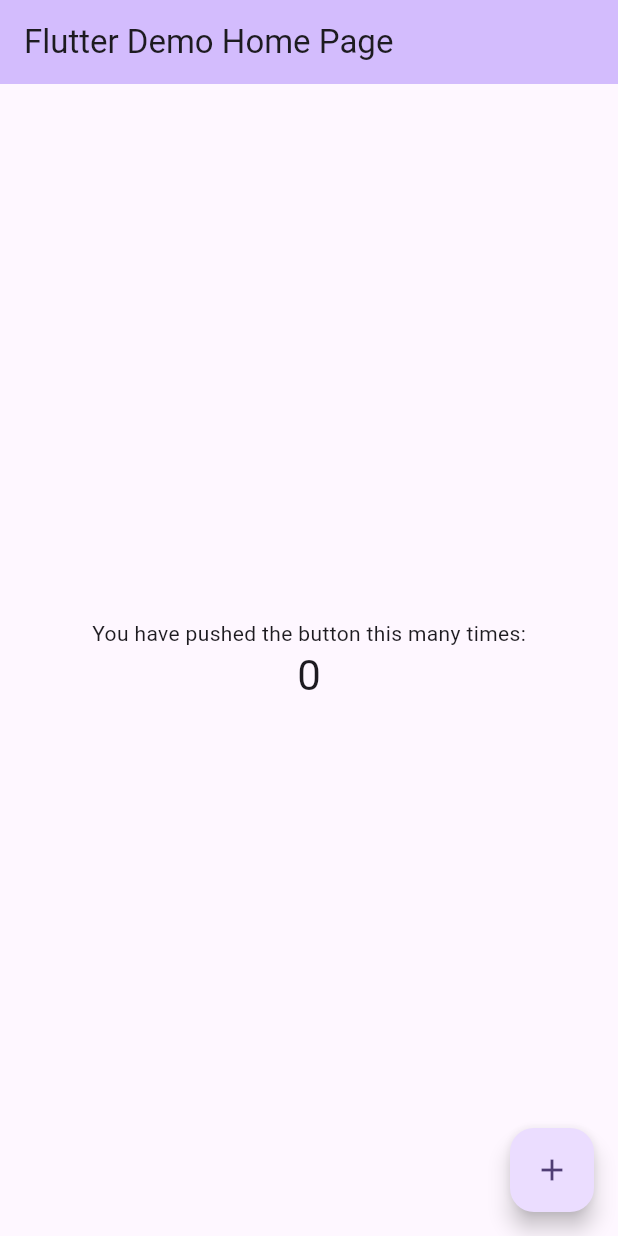
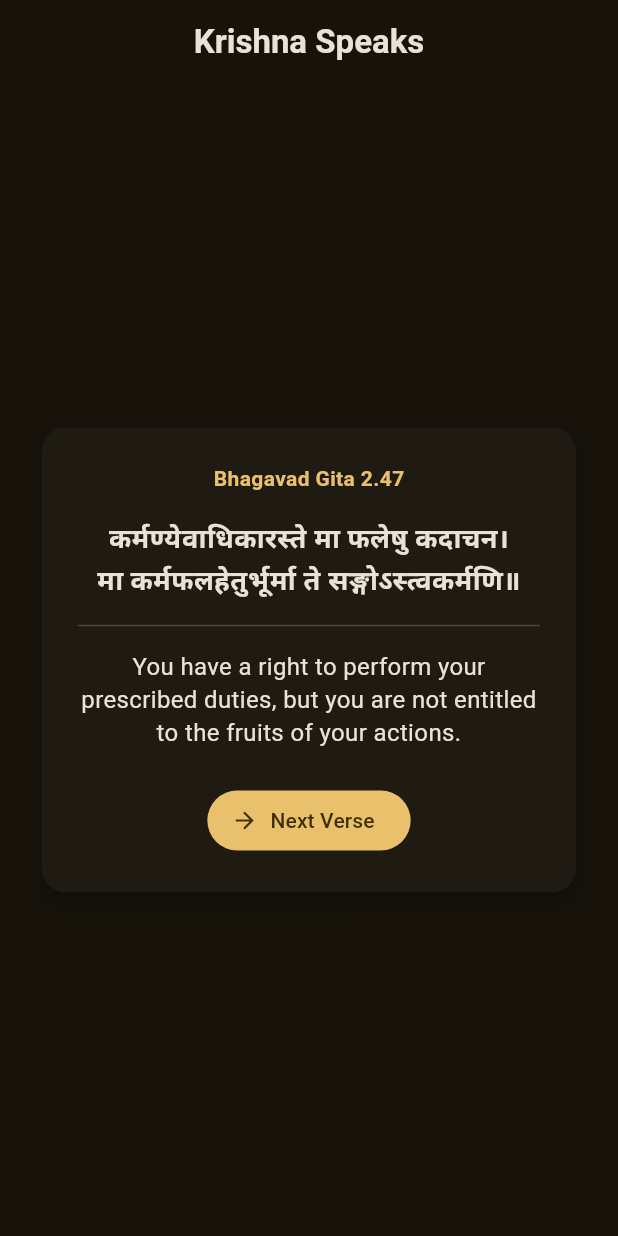
Before and after one commit to galacticlens9-cyber/Krishna-speaks, a Flutter app: the screen it shows after launch, on a phone screen of 412 x 824 dp. Run offline on Flutter 3.47's test engine with Material 3 defaults, Android fonts, the phone set to English and light mode, and no system bars.

Commit message:
Add Krishna Speaks verse reader UI

```diff
--- a/lib/main.dart
+++ b/lib/main.dart
@@ -1,121 +1,119 @@
 import 'package:flutter/material.dart';
 
 void main() {
-  runApp(const MyApp());
+  runApp(const KrishnaSpeaksApp());
 }
 
-class MyApp extends StatelessWidget {
-  const MyApp({super.key});
+class KrishnaSpeaksApp extends StatelessWidget {
+  const KrishnaSpeaksApp({super.key});
 
-  // This widget is the root of your application.
   @override
   Widget build(BuildContext context) {
     return MaterialApp(
-      title: 'Flutter Demo',
+      title: 'Krishna Speaks',
+      debugShowCheckedModeBanner: false,
       theme: ThemeData(
-        // This is the theme of your application.
-        //
-        // TRY THIS: Try running your application with "flutter run". You'll see
-        // the application has a purple toolbar. Then, without quitting the app,
-        // try changing the seedColor in the colorScheme below to Colors.green
-        // and then invoke "hot reload" (save your changes or press the "hot
-        // reload" button in a Flutter-supported IDE, or press "r" if you used
-        // the command line to start the app).
-        //
-        // Notice that the counter didn't reset back to zero; the application
-        // state is not lost during the reload. To reset the state, use hot
-        // restart instead.
-        //
-        // This works for code too, not just values: Most code changes can be
-        // tested with just a hot reload.
-        colorScheme: .fromSeed(seedColor: Colors.deepPurple),
+        colorSchemeSeed: Colors.amber,
+        brightness: Brightness.dark,
+        useMaterial3: true,
       ),
-      home: const MyHomePage(title: 'Flutter Demo Home Page'),
+      home: const HomeScreen(),
     );
   }
 }
 
-class MyHomePage extends StatefulWidget {
-  const MyHomePage({super.key, required this.title});
-
-  // This widget is the home page of your application. It is stateful, meaning
-  // that it has a State object (defined below) that contains fields that affect
-  // how it looks.
-
-  // This class is the configuration for the state. It holds the values (in this
-  // case the title) provided by the parent (in this case the App widget) and
-  // used by the build method of the State. Fields in a Widget subclass are
-  // always marked "final".
-
-  final String title;
+class HomeScreen extends StatefulWidget {
+  const HomeScreen({super.key});
 
   @override
-  State<MyHomePage> createState() => _MyHomePageState();
+  State<HomeScreen> createState() => _HomeScreenState();
 }
 
-class _MyHomePageState extends State<MyHomePage> {
-  int _counter = 0;
+class _HomeScreenState extends State<HomeScreen> {
+  final List<Map<String, String>> quotes = const [
+    {
+      'sanskrit': 'कर्मण्येवाधिकारस्ते मा फलेषु कदाचन।\nमा कर्मफलहेतुर्भूर्मा ते सङ्गोऽस्त्वकर्मणि॥',
+      'translation': 'You have a right to perform your prescribed duties, but you are not entitled to the fruits of your actions.',
+      'chapter': 'Bhagavad Gita 2.47'
+    },
+    {
+      'sanskrit': 'यदा यदा हि धर्मस्य ग्लानिर्भवति भारत।\nअभ्युत्थानमधर्मस्य तदात्मानं सृजाम्यहम्॥',
+      'translation': 'Whenever there is a decline in righteousness and an increase in unrighteousness, at that time I manifest Myself on earth.',
+      'chapter': 'Bhagavad Gita 4.7'
+    },
+    {
+      'sanskrit': 'योगस्थः कुरु कर्माणि सङ्गं त्यक्त्वा धनञ्जय।\nसिद्ध्यसिद्ध्योः समो भूत्वा समत्वं योग उच्यते॥',
+      'translation': 'Perform your duty equipoised, abandoning all attachment to success or failure. Such equanimity is called Yoga.',
+      'chapter': 'Bhagavad Gita 2.48'
+    },
+  ];
 
-  void _incrementCounter() {
+  int currentIndex = 0;
+
+  void nextQuote() {
     setState(() {
-      // This call to setState tells the Flutter framework that something has
-      // changed in this State, which causes it to rerun the build method below
-      // so that the display can reflect the updated values. If we changed
-      // _counter without calling setState(), then the build method would not be
-      // called again, and so nothing would appear to happen.
-      _counter++;
+      currentIndex = (currentIndex + 1) % quotes.length;
     });
   }
 
   @override
   Widget build(BuildContext context) {
-    // This method is rerun every time setState is called, for instance as done
-    // by the _incrementCounter method above.
-    //
-    // The Flutter framework has been optimized to make rerunning build methods
-    // fast, so that you can just rebuild anything that needs updating rather
-    // than having to individually change instances of widgets.
+    final quote = quotes[currentIndex];
+
     return Scaffold(
       appBar: AppBar(
-        // TRY THIS: Try changing the color here to a specific color (to
-        // Colors.amber, perhaps?) and trigger a hot reload to see the AppBar
-        // change color while the other colors stay the same.
-        backgroundColor: Theme.of(context).colorScheme.inversePrimary,
-        // Here we take the value from the MyHomePage object that was created by
-        // the App.build method, and use it to set our appbar title.
-        title: Text(widget.title),
+        title: const Text('Krishna Speaks', style: TextStyle(fontWeight: FontWeight.bold)),
+        centerTitle: true,
       ),
       body: Center(
-        // Center is a layout widget. It takes a single child and positions it
-        // in the middle of the parent.
-        child: Column(
-          // Column is also a layout widget. It takes a list of children and
-          // arranges them vertically. By default, it sizes itself to fit its
-          // children horizontally, and tries to be as tall as its parent.
-          //
-          // Column has various properties to control how it sizes itself and
-          // how it positions its children. Here we use mainAxisAlignment to
-          // center the children vertically; the main axis here is the vertical
-          // axis because Columns are vertical (the cross axis would be
-          // horizontal).
-          //
-          // TRY THIS: Invoke "debug painting" (choose the "Toggle Debug Paint"
-          // action in the IDE, or press "p" in the console), to see the
-          // wireframe for each widget.
-          mainAxisAlignment: .center,
-          children: [
-            const Text('You have pushed the button this many times:'),
-            Text(
-              '$_counter',
-              style: Theme.of(context).textTheme.headlineMedium,
+        child: Padding(
+          padding: const EdgeInsets.all(24.0),
+          child: ConstrainedBox(
+            constraints: const BoxConstraints(maxWidth: 600),
+            child: Card(
+              elevation: 4,
+              shape: RoundedRectangleBorder(borderRadius: BorderRadius.circular(16)),
+              child: Padding(
+                padding: const EdgeInsets.all(24.0),
+                child: Column(
+                  mainAxisSize: MainAxisSize.min,
+                  children: [
+                    Text(
+                      quote['chapter']!,
+                      style: TextStyle(
+                        fontSize: 14,
+                        fontWeight: FontWeight.w600,
+                        color: Theme.of(context).colorScheme.primary,
+                      ),
+                    ),
+                    const SizedBox(height: 16),
+                    Text(
+                      quote['sanskrit']!,
+                      textAlign: TextAlign.center,
+                      style: const TextStyle(
+                        fontSize: 18,
+                        fontWeight: FontWeight.bold,
+                        height: 1.5,
+                      ),
+                    ),
+                    const Divider(height: 32),
+                    Text(
+                      quote['translation']!,
+                      textAlign: TextAlign.center,
+                      style: const TextStyle(fontSize: 16, height: 1.4),
+                    ),
+                    const SizedBox(height: 24),
+                    FilledButton.icon(
+                      onPressed: nextQuote,
+                      icon: const Icon(Icons.arrow_forward),
+                      label: const Text('Next Verse'),
+                    ),
+                  ],
+                ),
+              ),
             ),
-          ],
+          ),
         ),
-      ),
-      floatingActionButton: FloatingActionButton(
-        onPressed: _incrementCounter,
-        tooltip: 'Increment',
-        child: const Icon(Icons.add),
       ),
     );
   }
```
